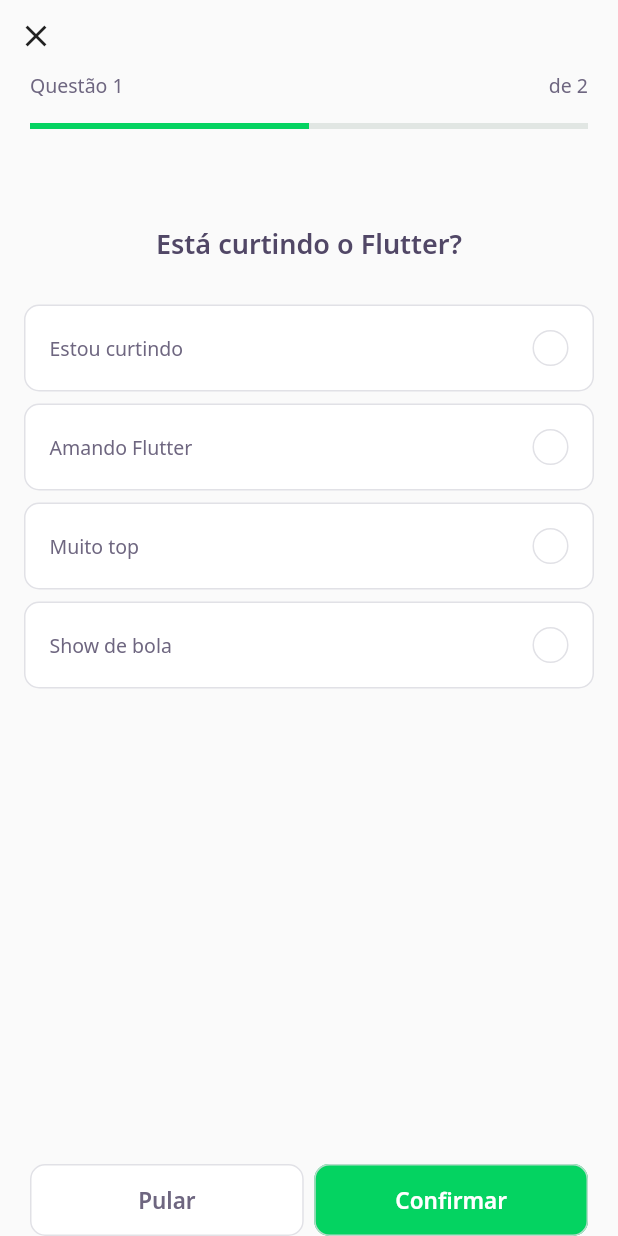
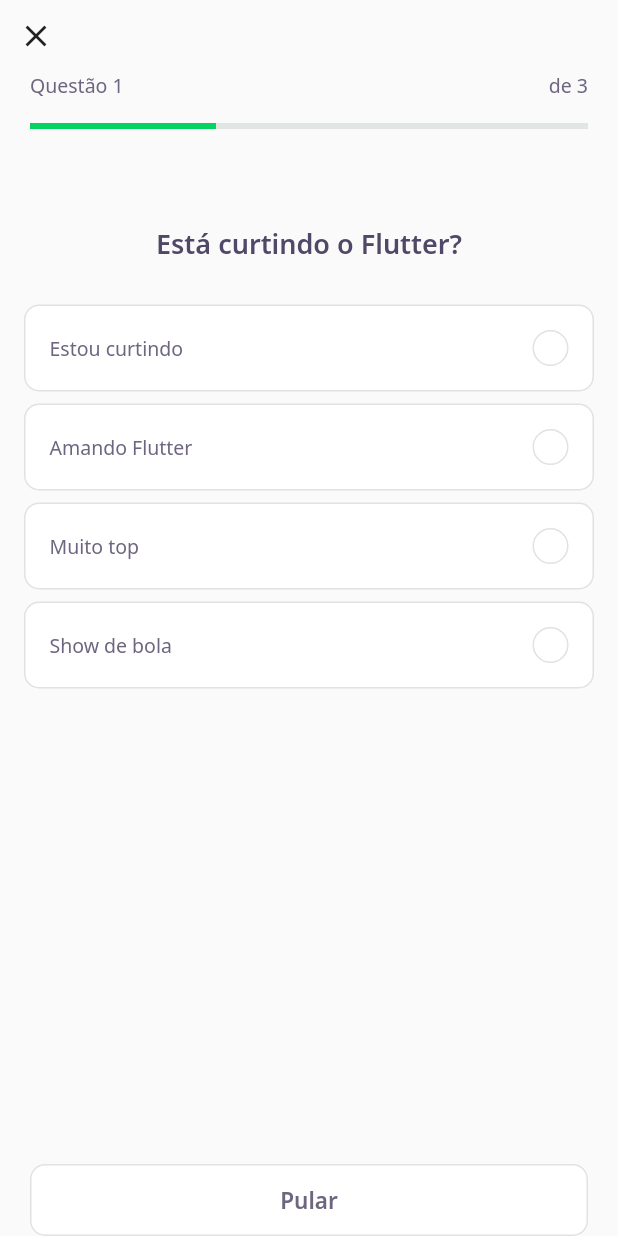
Before and after one commit to Gabrielzyr/Flutter-app, a Flutter app: the screen it shows after launch, after a tap on "NLW 5 Flutter", on a phone screen of 412 x 824 dp. Run offline on Flutter 3.47's test engine with Material 2 defaults, Android fonts, the phone set to English and light mode, and no system bars; our stand-ins replace google_fonts; accounts and stored records are empty; network calls fail.

Commit message:
Added navigation between anwsers

```diff
--- a/assets/database/quizzes.json
+++ b/assets/database/quizzes.json
@@ -40,6 +40,24 @@
             "isRight": true
           }
         ]
+      },
+      {
+        "title": "terceira pergunta?",
+        "awnsers": [
+          {
+            "title": "Estou curtindo"
+          },
+          {
+            "title": "Amando Flutter",
+            "isRight": true
+          },
+          {
+            "title": "Muito top"
+          },
+          {
+            "title": "Show de bola"
+          }
+        ]
       }
     ]
   }
--- a/lib/challenge/challenge_page.dart
+++ b/lib/challenge/challenge_page.dart
@@ -22,6 +22,14 @@ class _ChallengePageState extends State<ChallengePage> {
       controller.currentPage = pageController.page!.toInt() + 1;
     });
     super.initState();
+  }
+
+  void nextPage() {
+    if (controller.currentPage < widget.questions.length)
+      pageController.nextPage(
+        duration: Duration(milliseconds: 100),
+        curve: Curves.linear,
+      );
   }
 
   @override
@@ -53,28 +61,35 @@ class _ChallengePageState extends State<ChallengePage> {
       body: PageView(
         physics: NeverScrollableScrollPhysics(),
         controller: pageController,
-        children: widget.questions.map((e) => QuizWidget(question: e)).toList(),
+        children: widget.questions
+            .map(
+              (e) => QuizWidget(
+                question: e,
+                onChange: nextPage,
+              ),
+            )
+            .toList(),
       ),
       bottomNavigationBar: SafeArea(
         bottom: true,
         child: Padding(
           padding: const EdgeInsets.symmetric(horizontal: 20),
-          child: Row(
+          child: ValueListenableBuilder<int>(
+            valueListenable: controller.currentPageNotifier,
+            builder: (context, value, _) => Row(
               mainAxisAlignment: MainAxisAlignment.spaceAround,
               children: [
+                if (value < widget.questions.length)
                   Expanded(
                       child: NextButtonWidget.white(
                     label: "Pular",
-                onTap: () {
-                  pageController.nextPage(
-                    duration: Duration(milliseconds: 100),
-                    curve: Curves.linear,
-                  );
-                },
+                    onTap: nextPage,
                   )),
+                if (value == widget.questions.length)
                   SizedBox(
                     width: 7,
                   ),
+                if (value == widget.questions.length)
                   Expanded(
                       child: NextButtonWidget.green(
                     label: "Confirmar",
@@ -84,6 +99,7 @@ class _ChallengePageState extends State<ChallengePage> {
             ),
           ),
         ),
+      ),
     );
   }
 }
--- a/lib/challenge/widgets/awnser/awnser_widget.dart
+++ b/lib/challenge/widgets/awnser/awnser_widget.dart
@@ -1,78 +1,89 @@
+import 'dart:ffi';
+
 import 'package:flutter/material.dart';
 import 'package:nlw5_flutter/core/core.dart';
+import 'package:nlw5_flutter/shared/models/awnser_model.dart';
 
 class AwnserWidget extends StatelessWidget {
-  final String title;
-  final bool isRight;
+  final AwnserModel awnser;
   final bool isSelected;
+  final bool disabled;
+  final VoidCallback onTap;
 
   const AwnserWidget({
     Key? key,
-    required this.title,
-    this.isRight = false,
+    required this.awnser,
+    required this.onTap,
     this.isSelected = false,
+    this.disabled = false,
   }) : super(key: key);
 
   Color get _selectedColorRight =>
-    isRight ? AppColors.darkGreen : AppColors.darkRed;
+      awnser.isRight ? AppColors.darkGreen : AppColors.darkRed;
 
   Color get _selectedBorderRight =>
-    isRight ? AppColors.lightGreen : AppColors.lightRed;
+      awnser.isRight ? AppColors.lightGreen : AppColors.lightRed;
 
   Color get _selectedColorCardRight =>
-    isRight ? AppColors.lightGreen : AppColors.lightRed;
+      awnser.isRight ? AppColors.lightGreen : AppColors.lightRed;
 
   Color get _selectedBorderCardRight =>
-    isRight ? AppColors.green : AppColors.red;
+      awnser.isRight ? AppColors.green : AppColors.red;
 
   TextStyle get _selectedTextStyleRight =>
-    isRight ? AppTextStyles.bodyDarkGreen : AppTextStyles.bodyDarkRed;
+      awnser.isRight ? AppTextStyles.bodyDarkGreen : AppTextStyles.bodyDarkRed;
 
-  IconData get _selectedIconRight => isRight ? Icons.check : Icons.close;
+  IconData get _selectedIconRight => awnser.isRight ? Icons.check : Icons.close;
 
   @override
   Widget build(BuildContext context) {
     return Padding(
       padding: const EdgeInsets.symmetric(horizontal: 16, vertical: 4),
+      child: IgnorePointer(
+        ignoring: disabled,
+        child: GestureDetector(
+          onTap: onTap,
           child: Container(
             padding: EdgeInsets.all(16),
             decoration: BoxDecoration(
                 color: isSelected ? _selectedColorCardRight : AppColors.white,
                 borderRadius: BorderRadius.circular(10),
                 border: Border.fromBorderSide(BorderSide(
-            color: isSelected ? _selectedBorderCardRight : AppColors.border,
-          ))
-        ),
+                  color:
+                      isSelected ? _selectedBorderCardRight : AppColors.border,
+                ))),
             child: Row(
               mainAxisAlignment: MainAxisAlignment.spaceBetween,
               children: [
                 Expanded(
                   child: Text(
-                title,
-                style: isSelected ? _selectedTextStyleRight : AppTextStyles.body,
+                    awnser.title,
+                    style: isSelected
+                        ? _selectedTextStyleRight
+                        : AppTextStyles.body,
                   ),
                 ),
                 Container(
                     width: 24,
                     height: 24,
                     decoration: BoxDecoration(
-                color: isSelected ? _selectedColorRight :AppColors.white,
+                        color:
+                            isSelected ? _selectedColorRight : AppColors.white,
                         borderRadius: BorderRadius.circular(500),
-                border: Border.fromBorderSide(
-                  BorderSide(
-                    color: isSelected ? _selectedColorRight : AppColors.border
-                  )
-                )
-              ),
+                        border: Border.fromBorderSide(BorderSide(
+                            color: isSelected
+                                ? _selectedColorRight
+                                : AppColors.border))),
                     child: isSelected
                         ? Icon(
                             _selectedIconRight,
                             size: 16,
                             color: Colors.white,
                           )
-              : null
-            )
+                        : null)
               ],
+            ),
+          ),
         ),
       ),
     );
--- a/lib/challenge/widgets/quiz/quiz_widget.dart
+++ b/lib/challenge/widgets/quiz/quiz_widget.dart
@@ -1,12 +1,26 @@
 import 'package:flutter/material.dart';
 import 'package:nlw5_flutter/challenge/widgets/awnser/awnser_widget.dart';
 import 'package:nlw5_flutter/core/core.dart';
+import 'package:nlw5_flutter/shared/models/awnser_model.dart';
 import 'package:nlw5_flutter/shared/models/question_model.dart';
 
-class QuizWidget extends StatelessWidget {
+class QuizWidget extends StatefulWidget {
   final QuestionModel question;
-  const QuizWidget({Key? key, required this.question}) : super(key: key);
+  final VoidCallback onChange;
+  const QuizWidget({
+    Key? key,
+    required this.question,
+    required this.onChange,
+  }) : super(key: key);
 
+  @override
+  _QuizWidgetState createState() => _QuizWidgetState();
+}
+
+class _QuizWidgetState extends State<QuizWidget> {
+  int? indexSelected = -1;
+
+  AwnserModel awnser(int index) => widget.question.awnsers[index];
   @override
   Widget build(BuildContext context) {
     return Container(
@@ -16,20 +30,25 @@ class QuizWidget extends StatelessWidget {
             height: 64,
           ),
           Text(
-            question.title,
+            widget.question.title,
             style: AppTextStyles.heading,
           ),
           SizedBox(
             height: 24,
           ),
-          ...question.awnsers
-              .map(
-                (e) => AwnserWidget(
-                  isRight: e.isRight,
-                  title: e.title,
-                ),
-              )
-              .toList(),
+          for (var i = 0; i < widget.question.awnsers.length; i++)
+            AwnserWidget(
+              awnser: awnser(i),
+              disabled: indexSelected != -1,
+              isSelected: indexSelected == i,
+              onTap: () {
+                indexSelected = i;
+                widget.onChange();
+                setState(() {});
+                Future.delayed(Duration(seconds: 2))
+                    .then((value) => widget.onChange());
+              },
+            ),
         ],
       ),
     );
```
Lines whose indentation alone changed are shown as unchanged.
